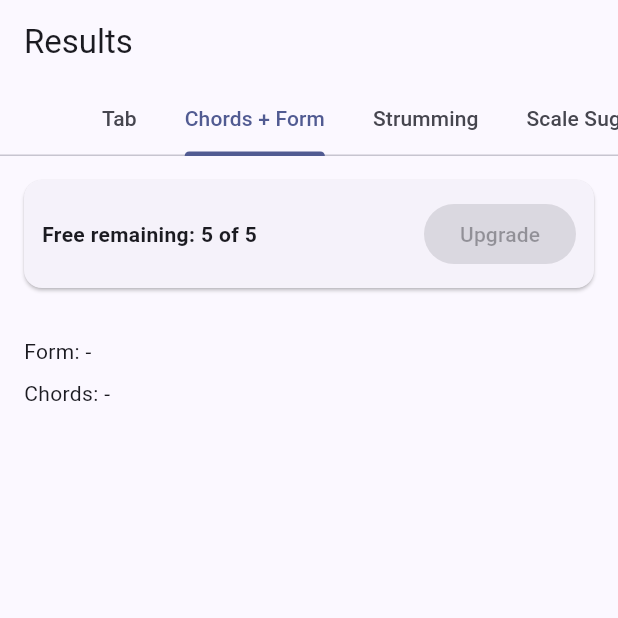
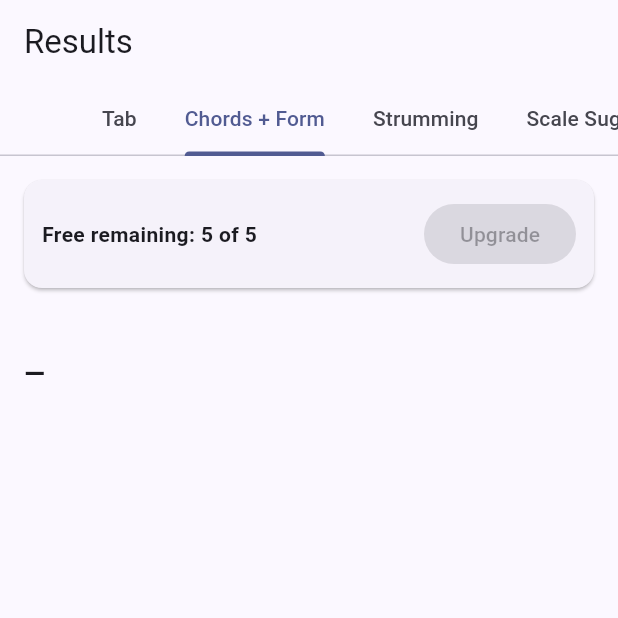
Before and after one commit to kikimonsterAF/JamShed.AI, a Flutter app: the ResultsScreen screen opened by its route, tab 2 chosen, on a phone screen of 412 x 824 dp, the top half of it. Run offline on Flutter 3.47's test engine with Material 3 defaults, Android fonts, the light colour scheme and no system bars; our stand-ins replace file_picker, flutter_riverpod, go_router.

Commit message:
feat(mobile): results polish  chips for form and scale badges; carry local file path

```diff
--- a/mobile/lib/features/common/providers/analysis_provider.dart
+++ b/mobile/lib/features/common/providers/analysis_provider.dart
@@ -20,7 +20,8 @@ class AnalysisResult {
   final List<String> chords;
   final List<String> form;
   final List<ScaleSuggestionModel> scales;
-  AnalysisResult({required this.chords, required this.form, required this.scales});
+  final String? localFilePath;
+  AnalysisResult({required this.chords, required this.form, required this.scales, this.localFilePath});
 }
 
 class AnalysisNotifier extends StateNotifier<AsyncValue<AnalysisResult?>> {
@@ -49,7 +50,7 @@ class AnalysisNotifier extends StateNotifier<AsyncValue<AnalysisResult?>> {
                   recommendedScales: ((m['recommended_scales'] as List?) ?? []).map((x) => x.toString()).toList(),
                 ))
             .toList();
-        state = AsyncData(AnalysisResult(chords: chords, form: form, scales: scales));
+        state = AsyncData(AnalysisResult(chords: chords, form: form, scales: scales, localFilePath: filePath));
       } else {
         state = AsyncError('Server error: ${res.statusCode}', StackTrace.current);
       }
--- a/mobile/lib/features/screens/results_screen.dart
+++ b/mobile/lib/features/screens/results_screen.dart
@@ -40,9 +40,18 @@ class ResultsScreen extends ConsumerWidget {
                       child: Column(
                         crossAxisAlignment: CrossAxisAlignment.start,
                         children: [
-                          Text('Form: ${data?.form.join(' | ') ?? '-'}'),
-                          const SizedBox(height: 8),
-                          Text('Chords: ${data?.chords.join('  ') ?? '-'}'),
+                          if (data != null)
+                            Wrap(
+                              spacing: 8,
+                              children: [
+                                for (final s in data.form) Chip(label: Text(s)),
+                              ],
+                            ),
+                          const SizedBox(height: 12),
+                          Text(
+                            data == null ? '—' : data.chords.join('  '),
+                            style: const TextStyle(fontSize: 18, fontWeight: FontWeight.w600),
+                          ),
                         ],
                       ),
                     ),
@@ -52,10 +61,17 @@ class ResultsScreen extends ConsumerWidget {
                       child: ListView(
                         children: [
                           if (data != null)
-                            ...data.scales.map((s) => ListTile(
-                                  title: Text('${s.sectionId} • ${s.chord}'),
-                                  subtitle: Text('Key ${s.keyCenter} — ${s.recommendedScales.join(', ')}'),
-                                )),
+                            ...data.scales.map(
+                              (s) => ListTile(
+                                title: Text('${s.sectionId} • ${s.chord}'),
+                                subtitle: Wrap(
+                                  spacing: 6,
+                                  children: s.recommendedScales
+                                      .map((rs) => Chip(label: Text(rs)))
+                                      .toList(),
+                                ),
+                              ),
+                            ),
                           if (data == null) const Text('No scale suggestions'),
                         ],
                       ),
```
